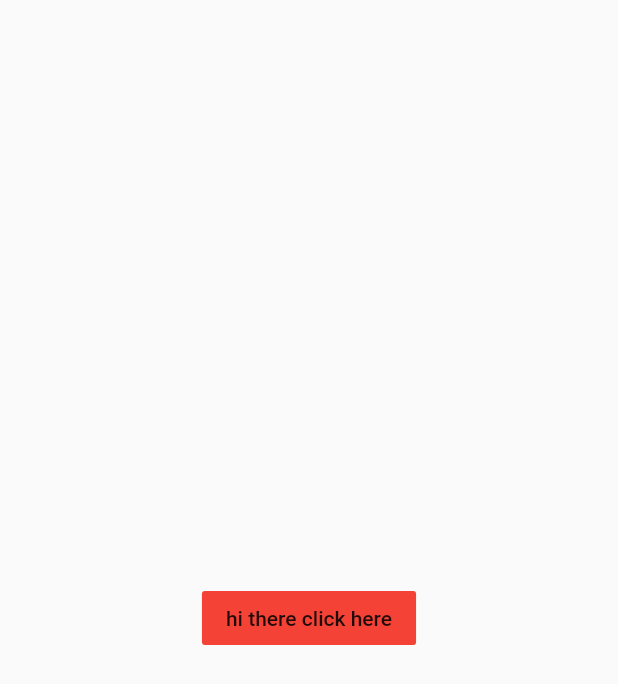
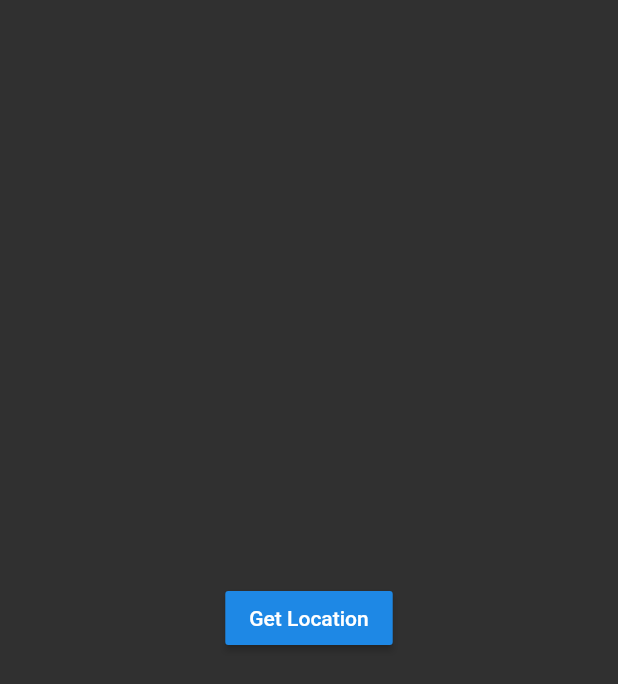
Before and after one commit to revanthRaghuPrasad/clima, a Flutter app: the screen it shows after launch, on a phone screen of 412 x 824 dp. Shown: the top 684 px of the screen. Run offline on Flutter 3.47's test engine with Material 2 defaults, Android fonts, the phone set to English and light mode, and no system bars.

Commit message:
added screens

```diff
--- a/lib/main.dart
+++ b/lib/main.dart
@@ -1,24 +1,14 @@
 import 'package:flutter/material.dart';
+import 'package:clima/screens/loading_screen.dart';
 
-void main() {
-  runApp(clima());
-}
+void main() => runApp(MyApp());
 
-class clima extends StatelessWidget {
+class MyApp extends StatelessWidget {
   @override
   Widget build(BuildContext context) {
     return MaterialApp(
-      home: Scaffold(
-        body: SafeArea(
-          child: Center(
-            child: FlatButton(
-              onPressed: () => print('pressed'),
-              color: Colors.red,
-              child: Text('hi there click here'),
-            ),
-          ),
-        ),
-      ),
+      theme: ThemeData.dark(),
+      home: LoadingScreen(),
     );
   }
 }
--- /dev/null
+++ b/lib/screens/loading_screen.dart
@@ -0,0 +1,22 @@
+import 'package:flutter/material.dart';
+
+class LoadingScreen extends StatefulWidget {
+  @override
+  _LoadingScreenState createState() => _LoadingScreenState();
+}
+
+class _LoadingScreenState extends State<LoadingScreen> {
+  @override
+  Widget build(BuildContext context) {
+    return Scaffold(
+      body: Center(
+        child: RaisedButton(
+          onPressed: () {
+            //Get the current location
+          },
+          child: Text('Get Location'),
+        ),
+      ),
+    );
+  }
+}
```
Also changed, not shown: lib/screens/city_screen.dart (added, +51 -0 lines), lib/screens/location_screen.dart (added, +76 -0 lines), lib/services/weather.dart (added, +33 -0 lines), lib/utilities/constants.dart (added, +20 -0 lines), lib/services/location.dart (added), lib/services/networking.dart (added).
